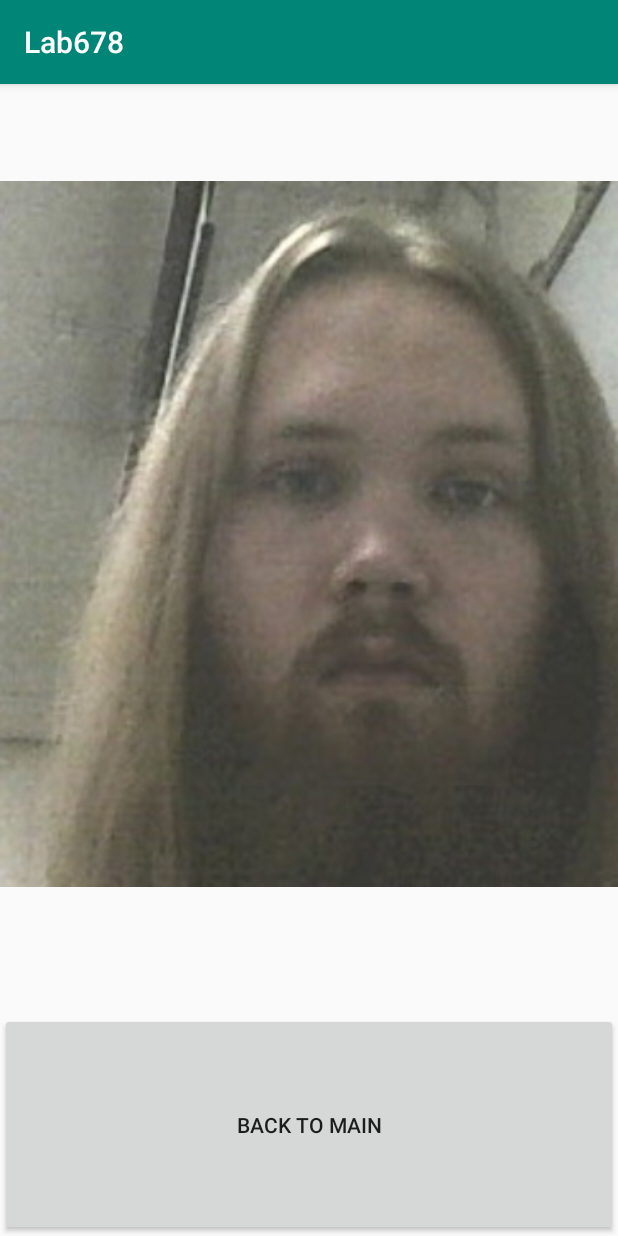
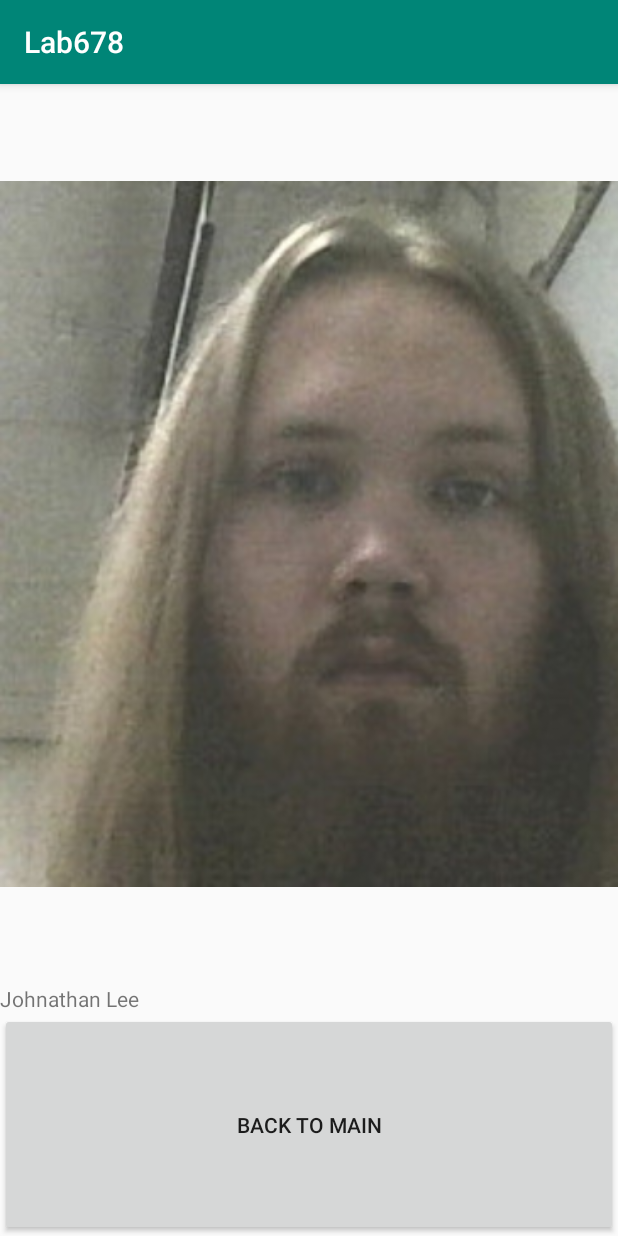
Before and after one commit to JohnathanFL/365-Mobile, an Android app: the screen it shows after launch (PhotoActivity), after a tap on "VIEW PHOTO", on a phone screen of 412 x 824 dp. Run offline under Robolectric (Android 15) with nearby library versions, the phone set to English and light mode, and no system bars.

Commit message:
Finish 678

```diff
--- a/app/src/main/java/edu/mnstate/lab678/MainActivity.java
+++ b/app/src/main/java/edu/mnstate/lab678/MainActivity.java
@@ -7,6 +7,7 @@ import android.os.Bundle;
 import android.util.Log;
 import android.view.View;
 import android.widget.ImageView;
+import android.widget.TextView;
 
 public class MainActivity extends AppCompatActivity {
     private static final String TAG = "Lab678-MainActivity";
@@ -18,7 +19,12 @@ public class MainActivity extends AppCompatActivity {
 
         Log.d(TAG, "onCreate: Started App");
 
-        findViewById(R.id.btnShowPhoto).setOnClickListener(v ->
-                startActivity(new Intent(getBaseContext(), PhotoActivity.class)));
+        findViewById(R.id.btnShowPhoto).setOnClickListener(v -> {
+            Intent intent = new Intent(getBaseContext(), PhotoActivity.class);
+            intent.putExtra("personName", ((TextView)findViewById(R.id.personName)).getText().toString());
+            startActivity(intent);
+        });
+
+
     }
 }
--- a/app/src/main/java/edu/mnstate/lab678/PhotoActivity.java
+++ b/app/src/main/java/edu/mnstate/lab678/PhotoActivity.java
@@ -6,6 +6,7 @@ import android.content.Intent;
 import android.os.Bundle;
 import android.util.Log;
 import android.widget.ImageView;
+import android.widget.TextView;
 
 public class PhotoActivity extends AppCompatActivity {
     private static final String TAG = "Lab678-PhotoActivity";
@@ -19,5 +20,8 @@ public class PhotoActivity extends AppCompatActivity {
         findViewById(R.id.backBtn).setOnClickListener(v ->
                 startActivity(new Intent(getBaseContext(), MainActivity.class)));
 
+        TextView name = findViewById(R.id.myName);
+
+        name.setText(getIntent().getStringExtra("personName"));
     }
 }
--- a/app/src/main/res/layout/activity_main.xml
+++ b/app/src/main/res/layout/activity_main.xml
@@ -8,6 +8,7 @@
     tools:context=".MainActivity">
 
     <TextView
+        android:id="@+id/personName"
         android:layout_width="match_parent"
         android:layout_height="wrap_content"
         android:gravity="center"
--- a/app/src/main/res/layout/activity_photo.xml
+++ b/app/src/main/res/layout/activity_photo.xml
@@ -14,9 +14,10 @@
         app:srcCompat="@drawable/me"
         />
     <TextView
+        android:id="@+id/myName"
         android:layout_width="match_parent"
         android:layout_height="wrap_content"
-
+        android:text=" "
         />
     <Button
         android:id="@+id/backBtn"
```
